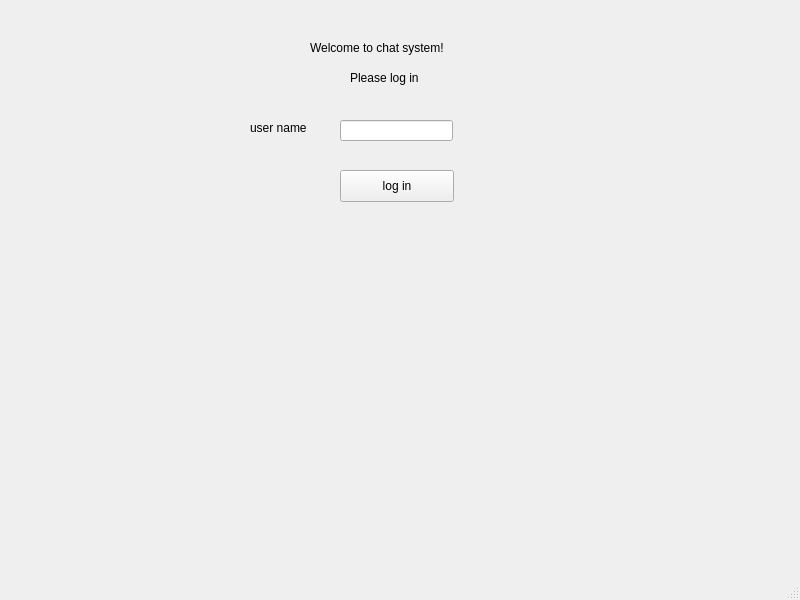
Qt form mainwindow.ui (yjl450/ICS-Final-Project) before a commit.
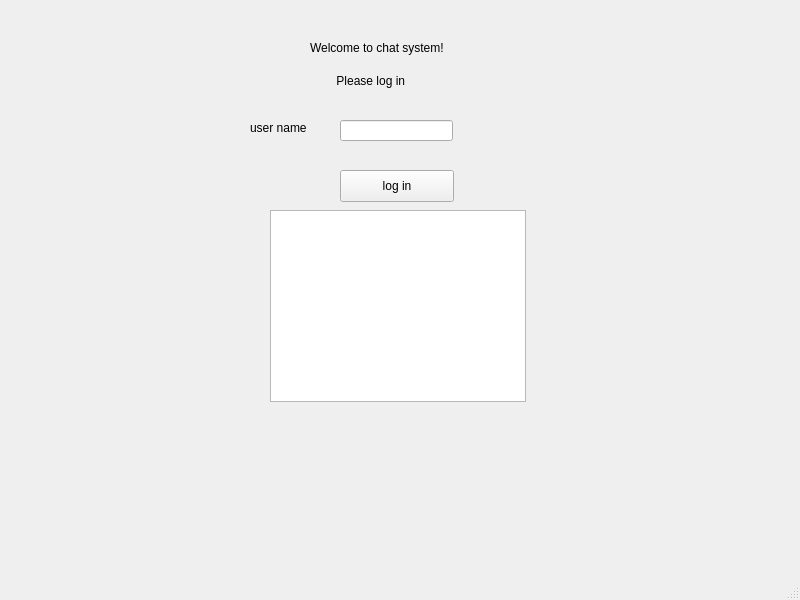
The same form after that commit.

What changed in the file:
```diff
--- a/mainwindow.ui
+++ b/mainwindow.ui
@@ -40,14 +40,14 @@
    <widget class="QLabel" name="label_2">
     <property name="geometry">
      <rect>
-      <x>350</x>
+      <x>190</x>
       <y>70</y>
-      <width>101</width>
-      <height>16</height>
+      <width>431</width>
+      <height>21</height>
      </rect>
     </property>
     <property name="text">
-     <string>Please log in</string>
+     <string>                                            Please log in</string>
     </property>
    </widget>
    <widget class="QLabel" name="label_3">
@@ -76,6 +76,16 @@
      <string>log in</string>
     </property>
    </widget>
+   <widget class="QTextBrowser" name="textBrowser">
+    <property name="geometry">
+     <rect>
+      <x>270</x>
+      <y>210</y>
+      <width>256</width>
+      <height>192</height>
+     </rect>
+    </property>
+   </widget>
   </widget>
   <widget class="QMenuBar" name="menubar">
    <property name="geometry">
```
